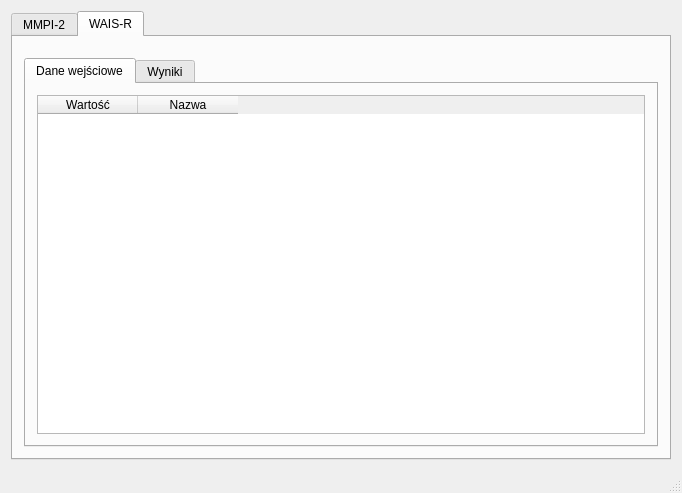
The window that mainwindow.ui (brzeszczot/NeuroTool) describes before a commit, drawn with Qt 5.
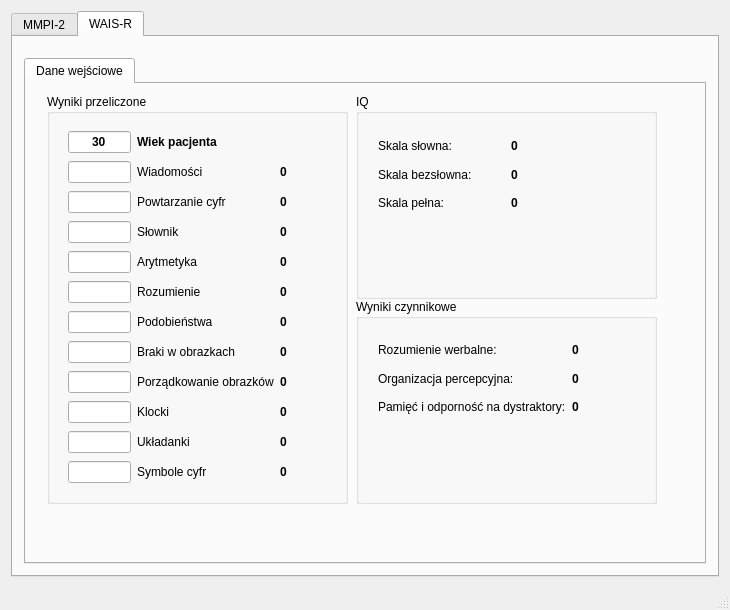
The same window after the commit. The open tabs and pages were chosen to show the change.

```diff
--- a/mainwindow.ui
+++ b/mainwindow.ui
@@ -6,8 +6,8 @@
    <rect>
     <x>0</x>
     <y>0</y>
-    <width>682</width>
-    <height>493</height>
+    <width>730</width>
+    <height>610</height>
    </rect>
   </property>
   <property name="windowTitle">
@@ -377,78 +377,588 @@
            <number>0</number>
           </property>
           <widget class="QWidget" name="tab_5">
+           <property name="sizePolicy">
+            <sizepolicy hsizetype="Minimum" vsizetype="Minimum">
+             <horstretch>100</horstretch>
+             <verstretch>0</verstretch>
+            </sizepolicy>
+           </property>
+           <property name="layoutDirection">
+            <enum>Qt::LeftToRight</enum>
+           </property>
            <attribute name="title">
             <string>Dane wejściowe</string>
            </attribute>
-           <layout class="QHBoxLayout" name="horizontalLayout_6">
-            <item>
-             <widget class="QTableWidget" name="tableWidget_3">
-              <column>
-               <property name="text">
-                <string>Wartość</string>
-               </property>
-              </column>
-              <column>
-               <property name="text">
-                <string>Nazwa</string>
-               </property>
-              </column>
-             </widget>
-            </item>
-           </layout>
-          </widget>
-          <widget class="QWidget" name="tab_6">
-           <attribute name="title">
-            <string>Wyniki</string>
-           </attribute>
-           <layout class="QHBoxLayout" name="horizontalLayout_7">
-            <item>
-             <widget class="QTextBrowser" name="textBrowser">
-              <property name="html">
-               <string>&lt;!DOCTYPE HTML PUBLIC &quot;-//W3C//DTD HTML 4.0//EN&quot; &quot;http://www.w3.org/TR/REC-html40/strict.dtd&quot;&gt;
-&lt;html&gt;&lt;head&gt;&lt;meta name=&quot;qrichtext&quot; content=&quot;1&quot; /&gt;&lt;style type=&quot;text/css&quot;&gt;
-p, li { white-space: pre-wrap; }
-&lt;/style&gt;&lt;/head&gt;&lt;body style=&quot; font-family:'MS Shell Dlg 2'; font-size:7.8pt; font-weight:400; font-style:normal;&quot;&gt;
-&lt;table border=&quot;0&quot; style=&quot; margin-top:0px; margin-bottom:0px; margin-left:0px; margin-right:0px;&quot; cellspacing=&quot;2&quot; cellpadding=&quot;0&quot;&gt;
-&lt;tr&gt;
-&lt;td&gt;
-&lt;p style=&quot; margin-top:0px; margin-bottom:0px; margin-left:0px; margin-right:0px; -qt-block-indent:0; text-indent:0px;&quot;&gt;&lt;span style=&quot; font-family:'Lucida Grande'; font-size:13pt;&quot;&gt;wefwefwef&lt;/span&gt;&lt;/p&gt;&lt;/td&gt;
-&lt;td&gt;
-&lt;p style=&quot; margin-top:0px; margin-bottom:0px; margin-left:0px; margin-right:0px; -qt-block-indent:0; text-indent:0px;&quot;&gt;&lt;span style=&quot; font-family:'Lucida Grande'; font-size:13pt;&quot;&gt;wefw ef we&lt;/span&gt;&lt;/p&gt;&lt;/td&gt;
-&lt;td&gt;
-&lt;p style=&quot; margin-top:0px; margin-bottom:0px; margin-left:0px; margin-right:0px; -qt-block-indent:0; text-indent:0px;&quot;&gt;&lt;span style=&quot; font-family:'Lucida Grande'; font-size:13pt;&quot;&gt;wef wef &lt;/span&gt;&lt;/p&gt;&lt;/td&gt;&lt;/tr&gt;
-&lt;tr&gt;
-&lt;td&gt;
-&lt;p style=&quot; margin-top:0px; margin-bottom:0px; margin-left:0px; margin-right:0px; -qt-block-indent:0; text-indent:0px;&quot;&gt;&lt;span style=&quot; font-family:'Lucida Grande'; font-size:13pt;&quot;&gt;wef wef wef&lt;/span&gt;&lt;/p&gt;&lt;/td&gt;
-&lt;td&gt;
-&lt;p style=&quot; margin-top:0px; margin-bottom:0px; margin-left:0px; margin-right:0px; -qt-block-indent:0; text-indent:0px;&quot;&gt;&lt;span style=&quot; font-family:'Lucida Grande'; font-size:13pt;&quot;&gt;wef wef we&lt;/span&gt;&lt;/p&gt;&lt;/td&gt;
-&lt;td&gt;
-&lt;p style=&quot; margin-top:0px; margin-bottom:0px; margin-left:0px; margin-right:0px; -qt-block-indent:0; text-indent:0px;&quot;&gt;&lt;span style=&quot; font-family:'Lucida Grande'; font-size:13pt;&quot;&gt;wef wef we&lt;/span&gt;&lt;/p&gt;&lt;/td&gt;&lt;/tr&gt;
-&lt;tr&gt;
-&lt;td&gt;
-&lt;p style=&quot; margin-top:0px; margin-bottom:0px; margin-left:0px; margin-right:0px; -qt-block-indent:0; text-indent:0px;&quot;&gt;&lt;span style=&quot; font-family:'Lucida Grande'; font-size:13pt;&quot;&gt;wef wef we f&lt;/span&gt;&lt;/p&gt;&lt;/td&gt;
-&lt;td&gt;
-&lt;p style=&quot; margin-top:0px; margin-bottom:0px; margin-left:0px; margin-right:0px; -qt-block-indent:0; text-indent:0px;&quot;&gt;&lt;span style=&quot; font-family:'Lucida Grande'; font-size:13pt;&quot;&gt;wef wef wef&lt;/span&gt;&lt;/p&gt;&lt;/td&gt;
-&lt;td&gt;
-&lt;p style=&quot; margin-top:0px; margin-bottom:0px; margin-left:0px; margin-right:0px; -qt-block-indent:0; text-indent:0px;&quot;&gt;&lt;span style=&quot; font-family:'Lucida Grande'; font-size:13pt;&quot;&gt;wef wef wef&lt;/span&gt;&lt;/p&gt;&lt;/td&gt;&lt;/tr&gt;
-&lt;tr&gt;
-&lt;td&gt;
-&lt;p style=&quot; margin-top:0px; margin-bottom:0px; margin-left:0px; margin-right:0px; -qt-block-indent:0; text-indent:0px;&quot;&gt;&lt;span style=&quot; font-family:'Lucida Grande'; font-size:13pt;&quot;&gt;wef wef wef&lt;/span&gt;&lt;/p&gt;&lt;/td&gt;
-&lt;td&gt;
-&lt;p style=&quot; margin-top:0px; margin-bottom:0px; margin-left:0px; margin-right:0px; -qt-block-indent:0; text-indent:0px;&quot;&gt;&lt;span style=&quot; font-family:'Lucida Grande'; font-size:13pt;&quot;&gt;wef wef &lt;/span&gt;&lt;/p&gt;&lt;/td&gt;
-&lt;td&gt;
-&lt;p style=&quot; margin-top:0px; margin-bottom:0px; margin-left:0px; margin-right:0px; -qt-block-indent:0; text-indent:0px;&quot;&gt;&lt;span style=&quot; font-family:'Lucida Grande'; font-size:13pt;&quot;&gt;wef wef wef &lt;/span&gt;&lt;/p&gt;&lt;/td&gt;&lt;/tr&gt;
-&lt;tr&gt;
-&lt;td&gt;
-&lt;p style=&quot; margin-top:0px; margin-bottom:0px; margin-left:0px; margin-right:0px; -qt-block-indent:0; text-indent:0px;&quot;&gt;&lt;span style=&quot; font-family:'Lucida Grande'; font-size:13pt;&quot;&gt;wef wef we&lt;/span&gt;&lt;/p&gt;&lt;/td&gt;
-&lt;td&gt;
-&lt;p style=&quot; margin-top:0px; margin-bottom:0px; margin-left:0px; margin-right:0px; -qt-block-indent:0; text-indent:0px;&quot;&gt;&lt;span style=&quot; font-family:'Lucida Grande'; font-size:13pt;&quot;&gt;wef wef wef we&lt;/span&gt;&lt;/p&gt;&lt;/td&gt;
-&lt;td&gt;
-&lt;p style=&quot; margin-top:0px; margin-bottom:0px; margin-left:0px; margin-right:0px; -qt-block-indent:0; text-indent:0px;&quot;&gt;&lt;span style=&quot; font-family:'Lucida Grande'; font-size:13pt;&quot;&gt;wef we fwe f&lt;/span&gt;&lt;/p&gt;&lt;/td&gt;&lt;/tr&gt;&lt;/table&gt;&lt;/body&gt;&lt;/html&gt;</string>
+           <widget class="QGroupBox" name="groupBox_3">
+            <property name="geometry">
+             <rect>
+              <x>330</x>
+              <y>215</y>
+              <width>301</width>
+              <height>205</height>
+             </rect>
+            </property>
+            <property name="title">
+             <string>Wyniki czynnikowe</string>
+            </property>
+            <widget class="QWidget" name="gridLayoutWidget_3">
+             <property name="geometry">
+              <rect>
+               <x>11</x>
+               <y>29</y>
+               <width>281</width>
+               <height>101</height>
+              </rect>
+             </property>
+             <layout class="QGridLayout" name="gridLayout_3">
+              <item row="0" column="1">
+               <widget class="QLabel" name="label_26">
+                <property name="font">
+                 <font>
+                  <weight>75</weight>
+                  <bold>true</bold>
+                 </font>
+                </property>
+                <property name="text">
+                 <string>0</string>
+                </property>
+               </widget>
+              </item>
+              <item row="0" column="0">
+               <widget class="QLabel" name="label_13">
+                <property name="text">
+                 <string>Rozumienie werbalne:</string>
+                </property>
+               </widget>
+              </item>
+              <item row="1" column="1">
+               <widget class="QLabel" name="label_27">
+                <property name="font">
+                 <font>
+                  <weight>75</weight>
+                  <bold>true</bold>
+                 </font>
+                </property>
+                <property name="text">
+                 <string>0</string>
+                </property>
+               </widget>
+              </item>
+              <item row="1" column="0">
+               <widget class="QLabel" name="label_14">
+                <property name="text">
+                 <string>Organizacja percepcyjna:</string>
+                </property>
+               </widget>
+              </item>
+              <item row="2" column="0">
+               <widget class="QLabel" name="label_28">
+                <property name="text">
+                 <string>Pamięć i odporność na dystraktory:</string>
+                </property>
+               </widget>
+              </item>
+              <item row="2" column="1">
+               <widget class="QLabel" name="label_29">
+                <property name="font">
+                 <font>
+                  <weight>75</weight>
+                  <bold>true</bold>
+                 </font>
+                </property>
+                <property name="text">
+                 <string>0</string>
+                </property>
+               </widget>
+              </item>
+             </layout>
+            </widget>
+           </widget>
+           <widget class="QGroupBox" name="groupBox">
+            <property name="geometry">
+             <rect>
+              <x>21</x>
+              <y>10</y>
+              <width>301</width>
+              <height>410</height>
+             </rect>
+            </property>
+            <property name="title">
+             <string>Wyniki przeliczone</string>
+            </property>
+            <widget class="QWidget" name="gridLayoutWidget">
+             <property name="geometry">
+              <rect>
+               <x>10</x>
+               <y>24</y>
+               <width>241</width>
+               <height>379</height>
+              </rect>
+             </property>
+             <layout class="QGridLayout" name="gridLayout">
+              <property name="sizeConstraint">
+               <enum>QLayout::SetNoConstraint</enum>
               </property>
-             </widget>
-            </item>
-           </layout>
+              <item row="1" column="2">
+               <widget class="QLabel" name="label_15">
+                <property name="font">
+                 <font>
+                  <weight>75</weight>
+                  <bold>true</bold>
+                 </font>
+                </property>
+                <property name="text">
+                 <string>0</string>
+                </property>
+                <property name="alignment">
+                 <set>Qt::AlignCenter</set>
+                </property>
+               </widget>
+              </item>
+              <item row="4" column="2">
+               <widget class="QLabel" name="label_18">
+                <property name="font">
+                 <font>
+                  <weight>75</weight>
+                  <bold>true</bold>
+                 </font>
+                </property>
+                <property name="text">
+                 <string>0</string>
+                </property>
+                <property name="alignment">
+                 <set>Qt::AlignCenter</set>
+                </property>
+               </widget>
+              </item>
+              <item row="3" column="2">
+               <widget class="QLabel" name="label_17">
+                <property name="font">
+                 <font>
+                  <weight>75</weight>
+                  <bold>true</bold>
+                 </font>
+                </property>
+                <property name="text">
+                 <string>0</string>
+                </property>
+                <property name="alignment">
+                 <set>Qt::AlignCenter</set>
+                </property>
+               </widget>
+              </item>
+              <item row="3" column="0">
+               <widget class="QLineEdit" name="lineEdit_3">
+                <property name="focusPolicy">
+                 <enum>Qt::StrongFocus</enum>
+                </property>
+                <property name="alignment">
+                 <set>Qt::AlignCenter</set>
+                </property>
+               </widget>
+              </item>
+              <item row="7" column="0">
+               <widget class="QLineEdit" name="lineEdit_7">
+                <property name="alignment">
+                 <set>Qt::AlignCenter</set>
+                </property>
+               </widget>
+              </item>
+              <item row="7" column="1">
+               <widget class="QLabel" name="label_8">
+                <property name="text">
+                 <string>Braki w obrazkach</string>
+                </property>
+               </widget>
+              </item>
+              <item row="6" column="1">
+               <widget class="QLabel" name="label_7">
+                <property name="text">
+                 <string>Podobieństwa</string>
+                </property>
+               </widget>
+              </item>
+              <item row="1" column="0">
+               <widget class="QLineEdit" name="lineEdit">
+                <property name="focusPolicy">
+                 <enum>Qt::StrongFocus</enum>
+                </property>
+                <property name="alignment">
+                 <set>Qt::AlignCenter</set>
+                </property>
+               </widget>
+              </item>
+              <item row="1" column="1">
+               <widget class="QLabel" name="label_2">
+                <property name="text">
+                 <string>Wiadomości</string>
+                </property>
+               </widget>
+              </item>
+              <item row="4" column="0">
+               <widget class="QLineEdit" name="lineEdit_4">
+                <property name="focusPolicy">
+                 <enum>Qt::StrongFocus</enum>
+                </property>
+                <property name="alignment">
+                 <set>Qt::AlignCenter</set>
+                </property>
+               </widget>
+              </item>
+              <item row="2" column="0">
+               <widget class="QLineEdit" name="lineEdit_2">
+                <property name="focusPolicy">
+                 <enum>Qt::StrongFocus</enum>
+                </property>
+                <property name="alignment">
+                 <set>Qt::AlignCenter</set>
+                </property>
+               </widget>
+              </item>
+              <item row="3" column="1">
+               <widget class="QLabel" name="label_4">
+                <property name="text">
+                 <string>Słownik</string>
+                </property>
+               </widget>
+              </item>
+              <item row="5" column="0">
+               <widget class="QLineEdit" name="lineEdit_5">
+                <property name="alignment">
+                 <set>Qt::AlignCenter</set>
+                </property>
+               </widget>
+              </item>
+              <item row="6" column="0">
+               <widget class="QLineEdit" name="lineEdit_6">
+                <property name="alignment">
+                 <set>Qt::AlignCenter</set>
+                </property>
+               </widget>
+              </item>
+              <item row="10" column="2">
+               <widget class="QLabel" name="label_24">
+                <property name="font">
+                 <font>
+                  <weight>75</weight>
+                  <bold>true</bold>
+                 </font>
+                </property>
+                <property name="text">
+                 <string>0</string>
+                </property>
+                <property name="alignment">
+                 <set>Qt::AlignCenter</set>
+                </property>
+               </widget>
+              </item>
+              <item row="8" column="2">
+               <widget class="QLabel" name="label_22">
+                <property name="font">
+                 <font>
+                  <weight>75</weight>
+                  <bold>true</bold>
+                 </font>
+                </property>
+                <property name="text">
+                 <string>0</string>
+                </property>
+                <property name="alignment">
+                 <set>Qt::AlignCenter</set>
+                </property>
+               </widget>
+              </item>
+              <item row="9" column="2">
+               <widget class="QLabel" name="label_23">
+                <property name="font">
+                 <font>
+                  <weight>75</weight>
+                  <bold>true</bold>
+                 </font>
+                </property>
+                <property name="text">
+                 <string>0</string>
+                </property>
+                <property name="alignment">
+                 <set>Qt::AlignCenter</set>
+                </property>
+               </widget>
+              </item>
+              <item row="0" column="0">
+               <widget class="QLineEdit" name="lineEdit_12">
+                <property name="font">
+                 <font>
+                  <weight>75</weight>
+                  <bold>true</bold>
+                 </font>
+                </property>
+                <property name="text">
+                 <string>30</string>
+                </property>
+                <property name="alignment">
+                 <set>Qt::AlignCenter</set>
+                </property>
+               </widget>
+              </item>
+              <item row="2" column="2">
+               <widget class="QLabel" name="label_16">
+                <property name="font">
+                 <font>
+                  <weight>75</weight>
+                  <bold>true</bold>
+                 </font>
+                </property>
+                <property name="text">
+                 <string>0</string>
+                </property>
+                <property name="alignment">
+                 <set>Qt::AlignCenter</set>
+                </property>
+               </widget>
+              </item>
+              <item row="6" column="2">
+               <widget class="QLabel" name="label_20">
+                <property name="font">
+                 <font>
+                  <weight>75</weight>
+                  <bold>true</bold>
+                 </font>
+                </property>
+                <property name="text">
+                 <string>0</string>
+                </property>
+                <property name="alignment">
+                 <set>Qt::AlignCenter</set>
+                </property>
+               </widget>
+              </item>
+              <item row="11" column="2">
+               <widget class="QLabel" name="label_25">
+                <property name="font">
+                 <font>
+                  <weight>75</weight>
+                  <bold>true</bold>
+                 </font>
+                </property>
+                <property name="text">
+                 <string>0</string>
+                </property>
+                <property name="alignment">
+                 <set>Qt::AlignCenter</set>
+                </property>
+               </widget>
+              </item>
+              <item row="11" column="1">
+               <widget class="QLabel" name="label_12">
+                <property name="text">
+                 <string>Symbole cyfr</string>
+                </property>
+               </widget>
+              </item>
+              <item row="2" column="1">
+               <widget class="QLabel" name="label_3">
+                <property name="text">
+                 <string>Powtarzanie cyfr</string>
+                </property>
+               </widget>
+              </item>
+              <item row="4" column="1">
+               <widget class="QLabel" name="label_5">
+                <property name="text">
+                 <string>Arytmetyka</string>
+                </property>
+               </widget>
+              </item>
+              <item row="5" column="2">
+               <widget class="QLabel" name="label_19">
+                <property name="font">
+                 <font>
+                  <weight>75</weight>
+                  <bold>true</bold>
+                 </font>
+                </property>
+                <property name="text">
+                 <string>0</string>
+                </property>
+                <property name="alignment">
+                 <set>Qt::AlignCenter</set>
+                </property>
+               </widget>
+              </item>
+              <item row="9" column="1">
+               <widget class="QLabel" name="label_10">
+                <property name="text">
+                 <string>Klocki</string>
+                </property>
+               </widget>
+              </item>
+              <item row="5" column="1">
+               <widget class="QLabel" name="label_6">
+                <property name="text">
+                 <string>Rozumienie</string>
+                </property>
+               </widget>
+              </item>
+              <item row="7" column="2">
+               <widget class="QLabel" name="label_21">
+                <property name="font">
+                 <font>
+                  <weight>75</weight>
+                  <bold>true</bold>
+                 </font>
+                </property>
+                <property name="text">
+                 <string>0</string>
+                </property>
+                <property name="alignment">
+                 <set>Qt::AlignCenter</set>
+                </property>
+               </widget>
+              </item>
+              <item row="0" column="1">
+               <widget class="QLabel" name="label_36">
+                <property name="font">
+                 <font>
+                  <weight>75</weight>
+                  <bold>true</bold>
+                  <underline>false</underline>
+                 </font>
+                </property>
+                <property name="text">
+                 <string>Wiek pacjenta</string>
+                </property>
+               </widget>
+              </item>
+              <item row="9" column="0">
+               <widget class="QLineEdit" name="lineEdit_9">
+                <property name="alignment">
+                 <set>Qt::AlignCenter</set>
+                </property>
+               </widget>
+              </item>
+              <item row="8" column="0">
+               <widget class="QLineEdit" name="lineEdit_8">
+                <property name="alignment">
+                 <set>Qt::AlignCenter</set>
+                </property>
+               </widget>
+              </item>
+              <item row="10" column="0">
+               <widget class="QLineEdit" name="lineEdit_10">
+                <property name="alignment">
+                 <set>Qt::AlignCenter</set>
+                </property>
+               </widget>
+              </item>
+              <item row="11" column="0">
+               <widget class="QLineEdit" name="lineEdit_11">
+                <property name="alignment">
+                 <set>Qt::AlignCenter</set>
+                </property>
+               </widget>
+              </item>
+              <item row="8" column="1">
+               <widget class="QLabel" name="label_9">
+                <property name="text">
+                 <string>Porządkowanie obrazków</string>
+                </property>
+               </widget>
+              </item>
+              <item row="10" column="1">
+               <widget class="QLabel" name="label_11">
+                <property name="text">
+                 <string>Układanki</string>
+                </property>
+               </widget>
+              </item>
+             </layout>
+            </widget>
+           </widget>
+           <widget class="QGroupBox" name="groupBox_2">
+            <property name="geometry">
+             <rect>
+              <x>330</x>
+              <y>10</y>
+              <width>301</width>
+              <height>205</height>
+             </rect>
+            </property>
+            <property name="title">
+             <string>IQ</string>
+            </property>
+            <widget class="QWidget" name="gridLayoutWidget_2">
+             <property name="geometry">
+              <rect>
+               <x>11</x>
+               <y>30</y>
+               <width>281</width>
+               <height>101</height>
+              </rect>
+             </property>
+             <layout class="QGridLayout" name="gridLayout_2">
+              <item row="4" column="1">
+               <widget class="QLabel" name="label_32">
+                <property name="text">
+                 <string>Skala pełna:</string>
+                </property>
+               </widget>
+              </item>
+              <item row="2" column="1">
+               <widget class="QLabel" name="label_30">
+                <property name="text">
+                 <string>Skala słowna:</string>
+                </property>
+               </widget>
+              </item>
+              <item row="3" column="1">
+               <widget class="QLabel" name="label_31">
+                <property name="text">
+                 <string>Skala bezsłowna:</string>
+                </property>
+               </widget>
+              </item>
+              <item row="2" column="2">
+               <widget class="QLabel" name="label_33">
+                <property name="font">
+                 <font>
+                  <weight>75</weight>
+                  <bold>true</bold>
+                 </font>
+                </property>
+                <property name="text">
+                 <string>0</string>
+                </property>
+               </widget>
+              </item>
+              <item row="3" column="2">
+               <widget class="QLabel" name="label_34">
+                <property name="font">
+                 <font>
+                  <weight>75</weight>
+                  <bold>true</bold>
+                 </font>
+                </property>
+                <property name="text">
+                 <string>0</string>
+                </property>
+               </widget>
+              </item>
+              <item row="4" column="2">
+               <widget class="QLabel" name="label_35">
+                <property name="font">
+                 <font>
+                  <weight>75</weight>
+                  <bold>true</bold>
+                 </font>
+                </property>
+                <property name="text">
+                 <string>0</string>
+                </property>
+               </widget>
+              </item>
+             </layout>
+            </widget>
+           </widget>
           </widget>
          </widget>
         </item>
```
Left out of the diff: 27 changed lines with no effect on the pictures.
